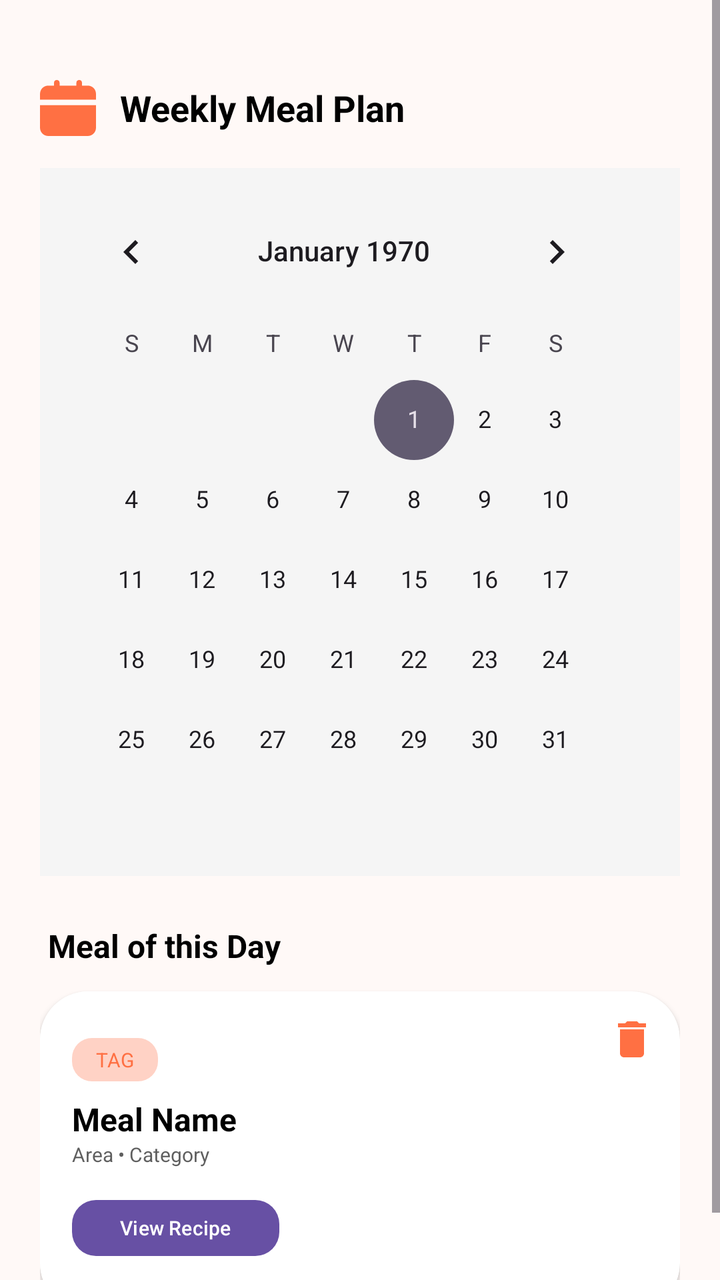
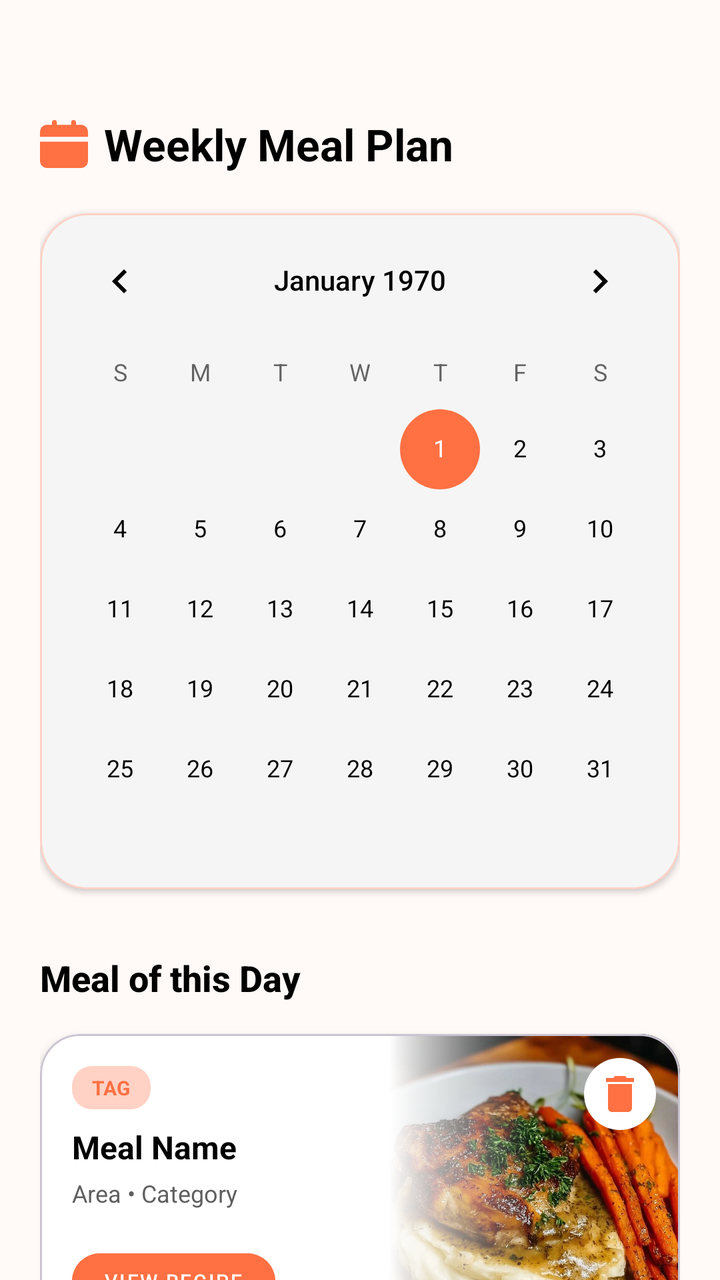

An Android layout rendered at two revisions. The XML below is the earlier revision; the diff shows what the commit changed to produce the second picture.
<!-- AndroidManifest.xml: application theme Theme.MealPlanner -->
<!-- res/layout/fragment_planner.xml -->
<?xml version="1.0" encoding="utf-8"?>
<ScrollView xmlns:android="http://schemas.android.com/apk/res/android"
    xmlns:app="http://schemas.android.com/apk/res-auto"
    android:layout_width="match_parent"
    android:layout_height="match_parent"
    android:fillViewport="true"
    android:background="@color/color_background">

    <LinearLayout
        android:layout_width="match_parent"
        android:layout_height="wrap_content"
        android:orientation="vertical"
        android:paddingTop="40dp"
        android:paddingEnd="20dp"
        android:paddingStart="20dp">

        <LinearLayout
            android:layout_width="match_parent"
            android:layout_height="wrap_content"
            android:gravity="center_vertical"
            android:layout_marginBottom="16dp"
            android:orientation="horizontal">

            <ImageView
                android:id="@+id/ivCalender"
                android:layout_width="28dp"
                android:layout_height="28dp"
                android:src="@drawable/ic_calender"
                app:tint="@color/color_primary" />

            <TextView
                android:layout_width="wrap_content"
                android:layout_height="wrap_content"
                android:layout_marginStart="12dp"
                android:text="@string/weekly_meal_plan"
                android:textColor="@color/black"
                android:textSize="18sp"
                android:textStyle="bold" />
        </LinearLayout>

        <CalendarView
            android:id="@+id/calendarView"
            android:layout_width="match_parent"
            android:layout_height="wrap_content"
            android:layout_marginBottom="24dp"
            android:background="@color/color_surface"
            android:padding="8dp"/>

        <TextView
            android:layout_width="wrap_content"
            android:layout_height="wrap_content"
            android:text="@string/meal_of_the_day"
            android:textColor="@color/black"
            android:textSize="16sp"
            android:textStyle="bold"
            android:layout_marginBottom="12dp"
            android:layout_marginStart="4dp"/>

        <LinearLayout
            android:id="@+id/emptyStateLayout"
            android:layout_width="match_parent"
            android:layout_height="wrap_content"
            android:orientation="vertical"
            android:gravity="center"
            android:padding="32dp"
            android:visibility="gone">

            <ImageView
                android:layout_width="150dp"
                android:layout_height="150dp"
                android:src="@drawable/img_empty_plan_state" />

            <TextView
                android:layout_width="wrap_content"
                android:layout_height="wrap_content"
                android:text="@string/no_meal"
                android:textColor="@color/gray"
                android:gravity="center"/>
        </LinearLayout>

        <androidx.cardview.widget.CardView
            android:id="@+id/mealCard"
            android:layout_width="match_parent"
            android:layout_height="wrap_content"
            app:cardCornerRadius="24dp"
            android:layout_marginBottom="20dp"
            android:visibility="visible">

            <LinearLayout
                android:layout_width="match_parent"
                android:layout_height="160dp"
                android:orientation="horizontal">

                <LinearLayout
                    android:layout_width="0dp"
                    android:layout_height="match_parent"
                    android:layout_weight="1.3"
                    android:background="@android:color/white"
                    android:gravity="center_vertical"
                    android:orientation="vertical"
                    android:padding="16dp">

                    <TextView
                        android:id="@+id/tvTag"
                        android:layout_width="wrap_content"
                        android:layout_height="wrap_content"
                        android:layout_marginBottom="8dp"
                        android:background="@drawable/shape_tag_color"
                        android:paddingHorizontal="12dp"
                        android:paddingVertical="4dp"
                        android:text="TAG"
                        android:textColor="@color/color_primary"
                        android:textSize="10sp" />

                    <TextView
                        android:id="@+id/tvMealName"
                        android:layout_width="wrap_content"
                        android:layout_height="wrap_content"
                        android:ellipsize="end"
                        android:maxLines="2"
                        android:text="Meal Name"
                        android:textColor="@color/black"
                        android:textSize="16sp"
                        android:textStyle="bold" />

                    <TextView
                        android:id="@+id/tvAreaCategory"
                        android:layout_width="wrap_content"
                        android:layout_height="wrap_content"
                        android:layout_marginBottom="12dp"
                        android:text="Area • Category"
                        android:textColor="@color/gray"
                        android:textSize="10sp" />

                    <Button
                        android:id="@+id/btnViewRecipe"
                        android:layout_width="wrap_content"
                        android:layout_height="36dp"
                        android:text="View Recipe"
                        android:textSize="10sp"
                        app:cornerRadius="12dp" />
                </LinearLayout>

                <FrameLayout
                    android:layout_width="0dp"
                    android:layout_height="match_parent"
                    android:layout_weight="1">

                    <ImageView
                        android:id="@+id/imgMeal"
                        android:layout_width="match_parent"
                        android:layout_height="match_parent"
                        android:scaleType="centerCrop" />

                    <ImageButton
                        android:id="@+id/btnDelete"
                        android:layout_width="32dp"
                        android:layout_height="32dp"
                        android:layout_gravity="top|end"
                        android:layout_margin="8dp"
                        android:background="@drawable/shape_white_rounded"
                        android:src="@drawable/ic_delete"
                        app:tint="@color/color_primary" />
                </FrameLayout>
            </LinearLayout>
        </androidx.cardview.widget.CardView>
    </LinearLayout>
</ScrollView>
<!-- resources referenced by this layout -->
<resources>
  <color name="black">#000000</color>
  <color name="color_background">#FFF9F7</color>
  <color name="color_primary">#FF7043</color>
  <color name="color_surface">#F5F5F5</color>
  <color name="gray">#5F5F5F</color>
  <!-- drawable ic_calender (drawable) -->
  <vector xmlns:android="http://schemas.android.com/apk/res/android"
      android:width="20dp"
      android:height="20dp"
      android:viewportWidth="20"
      android:viewportHeight="20">
    <path
        android:pathData="M0,17C0,18.7 1.3,20 3,20H17C18.7,20 20,18.7 20,17V9H0V17ZM17,2H15V1C15,0.4 14.6,0 14,0C13.4,0 13,0.4 13,1V2H7V1C7,0.4 6.6,0 6,0C5.4,0 5,0.4 5,1V2H3C1.3,2 0,3.3 0,5V7H20V5C20,3.3 18.7,2 17,2Z"
        android:fillColor="#000000"/>
  </vector>
  <!-- drawable ic_delete (drawable) -->
  <vector xmlns:android="http://schemas.android.com/apk/res/android"
      android:width="14dp"
      android:height="18dp"
      android:viewportWidth="14"
      android:viewportHeight="18">
    <path
        android:pathData="M14,1H10.5L9.5,0H4.5L3.5,1H0V3H14M1,16C1,16.53 1.211,17.039 1.586,17.414C1.961,17.789 2.47,18 3,18H11C11.53,18 12.039,17.789 12.414,17.414C12.789,17.039 13,16.53 13,16V4H1V16Z"
        android:fillColor="#000000"/>
  </vector>
  <!-- drawable img_empty_plan_state: vector/xml drawable (drawable, 51513 chars, omitted) -->
  <!-- drawable shape_tag_color (drawable) -->
  <?xml version="1.0" encoding="utf-8"?>
  <shape xmlns:android="http://schemas.android.com/apk/res/android">
      <solid android:color="@color/color_secondary"/>
      <corners android:radius="10dp"/>
  </shape>
  <!-- drawable shape_white_rounded (drawable) -->
  <shape xmlns:android="http://schemas.android.com/apk/res/android"
      android:shape="oval">
      <solid android:color="@color/white"/>
      <size
          android:width="36dp"
          android:height="36dp"/>
  </shape>
  <string name="meal_of_the_day">"Meal of this Day"</string>
  <string name="no_meal">Sorry, no meals for this day</string>
  <string name="weekly_meal_plan">Weekly Meal Plan</string>
  <style name="Theme.MealPlanner" parent="Base.Theme.MealPlanner" />
  <color name="color_secondary">#FFD2C5</color>
  <color name="white">#FFFFFF</color>
  <style name="Base.Theme.MealPlanner" parent="Theme.Material3.DayNight.NoActionBar">
          
          
      </style>
</resources>

<!-- the commit's change to res/layout/fragment_planner.xml (unified diff, before → after) -->
@@ -1,168 +1,214 @@
 <?xml version="1.0" encoding="utf-8"?>
-<ScrollView xmlns:android="http://schemas.android.com/apk/res/android"
+<FrameLayout xmlns:android="http://schemas.android.com/apk/res/android"
     xmlns:app="http://schemas.android.com/apk/res-auto"
+    xmlns:tools="http://schemas.android.com/tools"
     android:layout_width="match_parent"
     android:layout_height="match_parent"
-    android:fillViewport="true"
     android:background="@color/color_background">
 
-    <LinearLayout
+    <ProgressBar
+        android:id="@+id/progressBar"
+        android:layout_width="wrap_content"
+        android:layout_height="wrap_content"
+        android:layout_gravity="center"
+        android:indeterminateTint="@color/color_primary"
+        android:visibility="gone" />
+
+    <androidx.core.widget.NestedScrollView
+        android:id="@+id/planner_scroll_view"
         android:layout_width="match_parent"
-        android:layout_height="wrap_content"
-        android:orientation="vertical"
-        android:paddingTop="40dp"
-        android:paddingEnd="20dp"
-        android:paddingStart="20dp">
-
-        <LinearLayout
+        android:layout_height="match_parent"
+        android:fillViewport="true">
+
+        <androidx.constraintlayout.widget.ConstraintLayout
+            android:id="@+id/planner_content_container"
             android:layout_width="match_parent"
             android:layout_height="wrap_content"
-            android:gravity="center_vertical"
-            android:layout_marginBottom="16dp"
-            android:orientation="horizontal">
+            android:paddingTop="40dp"
+            android:paddingEnd="20dp"
+            android:paddingStart="20dp">
 
             <ImageView
-                android:id="@+id/ivCalender"
-                android:layout_width="28dp"
-                android:layout_height="28dp"
+                android:id="@+id/ivWeekPlanner"
+                android:layout_width="24dp"
+                android:layout_height="24dp"
+                android:layout_marginTop="20dp"
                 android:src="@drawable/ic_calender"
+                app:layout_constraintStart_toStartOf="parent"
+                app:layout_constraintTop_toTopOf="parent"
                 app:tint="@color/color_primary" />
 
             <TextView
+                android:id="@+id/tvTitle"
+                android:layout_width="0dp"
+                android:layout_height="wrap_content"
+                android:layout_marginStart="8dp"
+                android:text="@string/weekly_meal_plan"
+                android:textSize="22sp"
+                android:textStyle="bold"
+                android:textColor="#000"
+                app:layout_constraintStart_toEndOf="@id/ivWeekPlanner"
+                app:layout_constraintEnd_toEndOf="parent"
+                app:layout_constraintTop_toTopOf="@id/ivWeekPlanner"
+                app:layout_constraintBottom_toBottomOf="@id/ivWeekPlanner" />
+
+            <com.google.android.material.card.MaterialCardView
+                android:id="@+id/cvCalendarContainer"
+                android:layout_width="match_parent"
+                android:layout_height="wrap_content"
+                android:layout_marginTop="20dp"
+                app:cardCornerRadius="24dp"
+                app:cardElevation="2dp"
+                app:strokeColor="@color/color_secondary"
+                android:backgroundTint="@color/color_surface"
+                app:strokeWidth="1dp"
+                app:layout_constraintTop_toBottomOf="@id/tvTitle"> <CalendarView
+                android:id="@+id/calendarView"
+                android:layout_width="match_parent"
+                android:layout_height="wrap_content"
+                android:theme="@style/CustomCalendarTheme" />
+            </com.google.android.material.card.MaterialCardView>
+
+            <TextView
+                android:id="@+id/tvSubHeader"
                 android:layout_width="wrap_content"
                 android:layout_height="wrap_content"
-                android:layout_marginStart="12dp"
-                android:text="@string/weekly_meal_plan"
+                android:layout_marginTop="32dp"
+                android:textStyle="bold"
+                android:fontFamily="sans-serif-medium"
+                android:text="@string/meal_of_the_day"
                 android:textColor="@color/black"
                 android:textSize="18sp"
-                android:textStyle="bold" />
-        </LinearLayout>
-
-        <CalendarView
-            android:id="@+id/calendarView"
-            android:layout_width="match_parent"
-            android:layout_height="wrap_content"
-            android:layout_marginBottom="24dp"
-            android:background="@color/color_surface"
-            android:padding="8dp"/>
-
-        <TextView
-            android:layout_width="wrap_content"
-            android:layout_height="wrap_content"
-            android:text="@string/meal_of_the_day"
-            android:textColor="@color/black"
-            android:textSize="16sp"
-            android:textStyle="bold"
-            android:layout_marginBottom="12dp"
-            android:layout_marginStart="4dp"/>
-
-        <LinearLayout
-            android:id="@+id/emptyStateLayout"
-            android:layout_width="match_parent"
-            android:layout_height="wrap_content"
-            android:orientation="vertical"
-            android:gravity="center"
-            android:padding="32dp"
-            android:visibility="gone">
-
-            <ImageView
-                android:layout_width="150dp"
-                android:layout_height="150dp"
-                android:src="@drawable/img_empty_plan_state" />
-
-            <TextView
-                android:layout_width="wrap_content"
-                android:layout_height="wrap_content"
-                android:text="@string/no_meal"
-                android:textColor="@color/gray"
-                android:gravity="center"/>
-        </LinearLayout>
-
-        <androidx.cardview.widget.CardView
-            android:id="@+id/mealCard"
-            android:layout_width="match_parent"
-            android:layout_height="wrap_content"
-            app:cardCornerRadius="24dp"
-            android:layout_marginBottom="20dp"
-            android:visibility="visible">
+                app:layout_constraintStart_toStartOf="parent"
+                app:layout_constraintTop_toBottomOf="@id/cvCalendarContainer" />
 
             <LinearLayout
-                android:layout_width="match_parent"
-                android:layout_height="160dp"
-                android:orientation="horizontal">
+                android:id="@+id/emptyStateLayout"
+                android:layout_width="match_parent"
+                android:layout_height="wrap_content"
+                android:gravity="center"
+                android:orientation="vertical"
+                android:padding="40dp"
+                android:visibility="gone"
+                app:layout_constraintTop_toBottomOf="@id/tvSubHeader">
+
+                <ImageView
+                    android:layout_width="120dp"
+                    android:layout_height="120dp"
+                    android:src="@drawable/img_empty_plan_state" />
+
+                <TextView
+                    android:layout_width="wrap_content"
+                    android:layout_height="wrap_content"
+                    android:layout_marginTop="16dp"
+                    android:text="@string/no_meal"
+                    android:textColor="@color/gray" />
+            </LinearLayout>
+
+            <com.google.android.material.card.MaterialCardView
+                android:id="@+id/cvMealCard"
+                android:layout_width="match_parent"
+                android:layout_height="wrap_content"
+                android:layout_marginTop="16dp"
+                android:layout_marginBottom="20dp"
+                app:cardCornerRadius="20dp"
+                app:cardElevation="4dp"
+                app:layout_constraintTop_toBottomOf="@id/tvSubHeader"
+                app:layout_constraintStart_toStartOf="parent"
+                app:layout_constraintEnd_toEndOf="parent"
+                android:visibility="visible">
 
                 <LinearLayout
-                    android:layout_width="0dp"
-                    android:layout_height="match_parent"
-                    android:layout_weight="1.3"
-                    android:background="@android:color/white"
-                    android:gravity="center_vertical"
-                    android:orientation="vertical"
-                    android:padding="16dp">
-
-                    <TextView
-                        android:id="@+id/tvTag"
-                        android:layout_width="wrap_content"
+                    android:layout_width="match_parent"
+                    android:layout_height="wrap_content"
+                    android:orientation="horizontal">
+
+                    <LinearLayout
+                        android:layout_width="0dp"
                         android:layout_height="wrap_content"
-                        android:layout_marginBottom="8dp"
-                        android:background="@drawable/shape_tag_color"
-                        android:paddingHorizontal="12dp"
-                        android:paddingVertical="4dp"
-                        android:text="TAG"
-                        android:textColor="@color/color_primary"
-                        android:textSize="10sp" />
-
-                    <TextView
-                        android:id="@+id/tvMealName"
-                        android:layout_width="wrap_content"
-                        android:layout_height="wrap_content"
-                        android:ellipsize="end"
-                        android:maxLines="2"
-                        android:text="Meal Name"
-                        android:textColor="@color/black"
-                        android:textSize="16sp"
-                        android:textStyle="bold" />
-
-                    <TextView
-                        android:id="@+id/tvAreaCategory"
-                        android:layout_width="wrap_content"
-                        android:layout_height="wrap_content"
-                        android:layout_marginBottom="12dp"
-                        android:text="Area • Category"
-                        android:textColor="@color/gray"
-                        android:textSize="10sp" />
-
-                    <Button
-                        android:id="@+id/btnViewRecipe"
-                        android:layout_width="wrap_content"
-                        android:layout_height="36dp"
-                        android:text="View Recipe"
-                        android:textSize="10sp"
-                        app:cornerRadius="12dp" />
+                        android:layout_weight="1.2"
+                        android:background="@color/white"
+                        android:orientation="vertical"
+                        android:padding="16dp">
+
+                        <TextView
+                            android:id="@+id/tvTag"
+                            android:layout_width="wrap_content"
+                            android:layout_height="wrap_content"
+                            android:layout_marginBottom="8dp"
+                            android:background="@drawable/shape_tag_color"
+                            android:paddingHorizontal="10dp"
+                            android:paddingVertical="4dp"
+                            android:text="@string/tag_string"
+                            android:textColor="@color/color_primary"
+                            android:textSize="10sp"
+                            android:textStyle="bold" />
+
+                        <TextView
+                            android:id="@+id/tvMealName"
+                            android:layout_width="wrap_content"
+                            android:layout_height="wrap_content"
+                            android:layout_marginBottom="4dp"
+                            android:ellipsize="end"
+                            android:maxLines="2"
+                            android:text="@string/meal_name"
+                            android:textColor="@color/black"
+                            android:textSize="16sp"
+                            android:textStyle="bold" />
+
+                        <TextView
+                            android:id="@+id/tvAreaCategory"
+                            android:layout_width="wrap_content"
+                            android:layout_height="wrap_content"
+                            android:layout_marginBottom="16dp"
+                            android:text="@string/area_category"
+                            android:textColor="@color/gray"
+                            android:textSize="12sp" />
+
+                        <Button
+                            android:id="@+id/btnViewRecipe"
+                            style="@style/Widget.MaterialComponents.Button.UnelevatedButton"
+                            android:layout_width="wrap_content"
+                            android:layout_height="40dp"
+                            android:backgroundTint="@color/color_primary"
+                            android:text="@string/view_recipe"
+                            android:textColor="@color/white"
+                            android:textSize="10sp"
+                            app:cornerRadius="20dp" />
+                    </LinearLayout>
+
+                    <FrameLayout
+                        android:layout_width="0dp"
+                        android:layout_height="match_parent"
+                        android:layout_weight="1">
+
+                        <ImageView
+                            android:id="@+id/imgMeal"
+                            android:layout_width="match_parent"
+                            android:layout_height="match_parent"
+                            android:scaleType="centerCrop"
+                            android:src="@drawable/img_meal_test" />
+
+                        <ImageButton
+                            android:id="@+id/btnDelete"
+                            android:layout_width="36dp"
+                            android:layout_height="36dp"
+                            android:layout_gravity="top|end"
+                            android:layout_margin="12dp"
+                            android:background="@drawable/shape_white_rounded"
+                            android:contentDescription="@string/favorite"
+                            android:padding="8dp"
+                            android:src="@drawable/ic_delete"
+                            app:tint="@color/color_primary" />
+
+                        <View
+                            android:layout_width="match_parent"
+                            android:layout_height="match_parent"
+                            android:background="@drawable/shape_gradiant_white_overlay" />
+                    </FrameLayout>
                 </LinearLayout>
-
-                <FrameLayout
-                    android:layout_width="0dp"
-                    android:layout_height="match_parent"
-                    android:layout_weight="1">
-
-                    <ImageView
-                        android:id="@+id/imgMeal"
-                        android:layout_width="match_parent"
-                        android:layout_height="match_parent"
-                        android:scaleType="centerCrop" />
-
-                    <ImageButton
-                        android:id="@+id/btnDelete"
-                        android:layout_width="32dp"
-                        android:layout_height="32dp"
-                        android:layout_gravity="top|end"
-                        android:layout_margin="8dp"
-                        android:background="@drawable/shape_white_rounded"
-                        android:src="@drawable/ic_delete"
-                        app:tint="@color/color_primary" />
-                </FrameLayout>
-            </LinearLayout>
-        </androidx.cardview.widget.CardView>
-    </LinearLayout>
-</ScrollView>
+            </com.google.android.material.card.MaterialCardView>
+
+        </androidx.constraintlayout.widget.ConstraintLayout>
+    </androidx.core.widget.NestedScrollView>
+</FrameLayout>
<!-- resource entries referenced after the edit -->
@@ -26,6 +26,16 @@
         android:fillColor="#000000"/>
   </vector>
   <!-- drawable img_empty_plan_state: vector/xml drawable (drawable, 51513 chars, omitted) -->
+  <!-- drawable img_meal_test: png bitmap (drawable, 127827 bytes) -->
+  <!-- drawable shape_gradiant_white_overlay (drawable) -->
+  <?xml version="1.0" encoding="utf-8"?>
+  <shape xmlns:android="http://schemas.android.com/apk/res/android">
+      <gradient
+          android:angle="0"
+          android:startColor="#FFFFFFFF"
+          android:centerColor="#00FFFFFF"
+          android:endColor="#00FFFFFF"/>
+  </shape>
   <!-- drawable shape_tag_color (drawable) -->
   <?xml version="1.0" encoding="utf-8"?>
   <shape xmlns:android="http://schemas.android.com/apk/res/android">
@@ -40,10 +50,31 @@
           android:width="36dp"
           android:height="36dp"/>
   </shape>
+  <string name="area_category">Area • Category</string>
+  <string name="favorite">Saved</string>
+  <string name="meal_name">Meal Name</string>
   <string name="meal_of_the_day">"Meal of this Day"</string>
   <string name="no_meal">Sorry, no meals for this day</string>
+  <string name="tag_string">TAG</string>
+  <string name="view_recipe">View Recipe</string>
   <string name="weekly_meal_plan">Weekly Meal Plan</string>
+  <style name="CustomCalendarTheme" parent="Theme.AppCompat.Light.Dialog">
+          <item name="colorAccent">@color/color_primary</item>
+          <item name="android:colorAccent">@color/color_primary</item>
+          <item name="colorPrimary">@color/color_primary</item>
+          <item name="android:textColorPrimary">@color/black</item>
+          <item name="android:buttonBarPositiveButtonStyle">@style/PositiveButtonStyle</item>
+          <item name="android:buttonBarNegativeButtonStyle">@style/NegativeButtonStyle</item>
+          <item name="buttonBarPositiveButtonStyle">@style/PositiveButtonStyle</item>
+          <item name="buttonBarNegativeButtonStyle">@style/NegativeButtonStyle</item>
+      </style>
   <style name="Theme.MealPlanner" parent="Base.Theme.MealPlanner" />
+  <style name="PositiveButtonStyle" parent="Widget.AppCompat.Button.ButtonBar.AlertDialog">
+          <item name="android:textColor">@color/color_primary</item>
+      </style>
+  <style name="NegativeButtonStyle" parent="Widget.AppCompat.Button.ButtonBar.AlertDialog">
+          <item name="android:textColor">@color/color_primary</item>
+      </style>
   <color name="color_secondary">#FFD2C5</color>
   <color name="white">#FFFFFF</color>
   <style name="Base.Theme.MealPlanner" parent="Theme.Material3.DayNight.NoActionBar">
